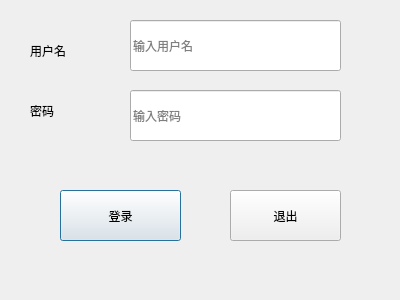
This is test2/logindialog.ui in Shadowmaple/QtProject as Qt 5 draws it before an edit. The edited form follows.
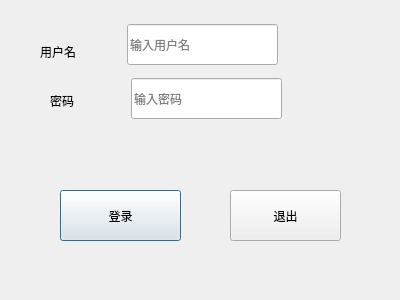
This is the edited form.

```diff
--- a/test2/logindialog.ui
+++ b/test2/logindialog.ui
@@ -42,10 +42,10 @@
   <widget class="QLabel" name="label">
    <property name="geometry">
     <rect>
-     <x>30</x>
-     <y>30</y>
-     <width>81</width>
-     <height>41</height>
+     <x>40</x>
+     <y>40</y>
+     <width>45</width>
+     <height>23</height>
     </rect>
    </property>
    <property name="text">
@@ -55,10 +55,10 @@
   <widget class="QLabel" name="label_2">
    <property name="geometry">
     <rect>
-     <x>30</x>
+     <x>50</x>
      <y>90</y>
-     <width>81</width>
-     <height>41</height>
+     <width>45</width>
+     <height>21</height>
     </rect>
    </property>
    <property name="text">
@@ -68,10 +68,10 @@
   <widget class="QLineEdit" name="usrLineEdit">
    <property name="geometry">
     <rect>
-     <x>130</x>
-     <y>20</y>
-     <width>211</width>
-     <height>51</height>
+     <x>127</x>
+     <y>24</y>
+     <width>151</width>
+     <height>41</height>
     </rect>
    </property>
    <property name="text">
@@ -84,10 +84,10 @@
   <widget class="QLineEdit" name="pwdLineEdit">
    <property name="geometry">
     <rect>
-     <x>130</x>
-     <y>90</y>
-     <width>211</width>
-     <height>51</height>
+     <x>131</x>
+     <y>78</y>
+     <width>151</width>
+     <height>41</height>
     </rect>
    </property>
    <property name="text">
```
